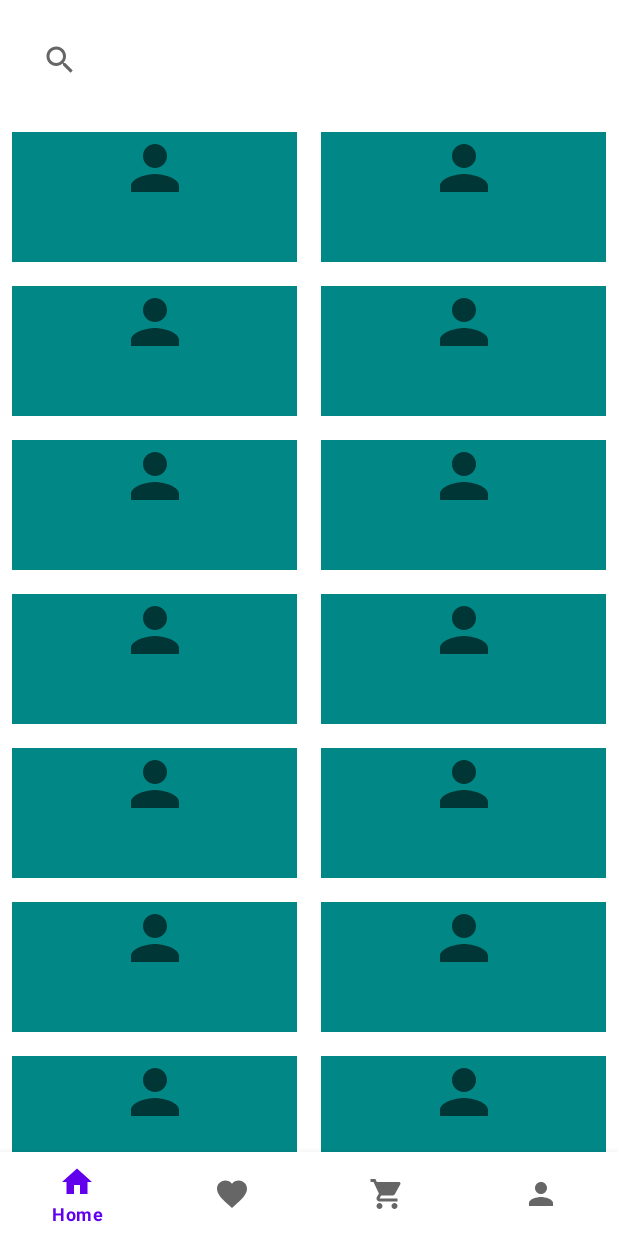
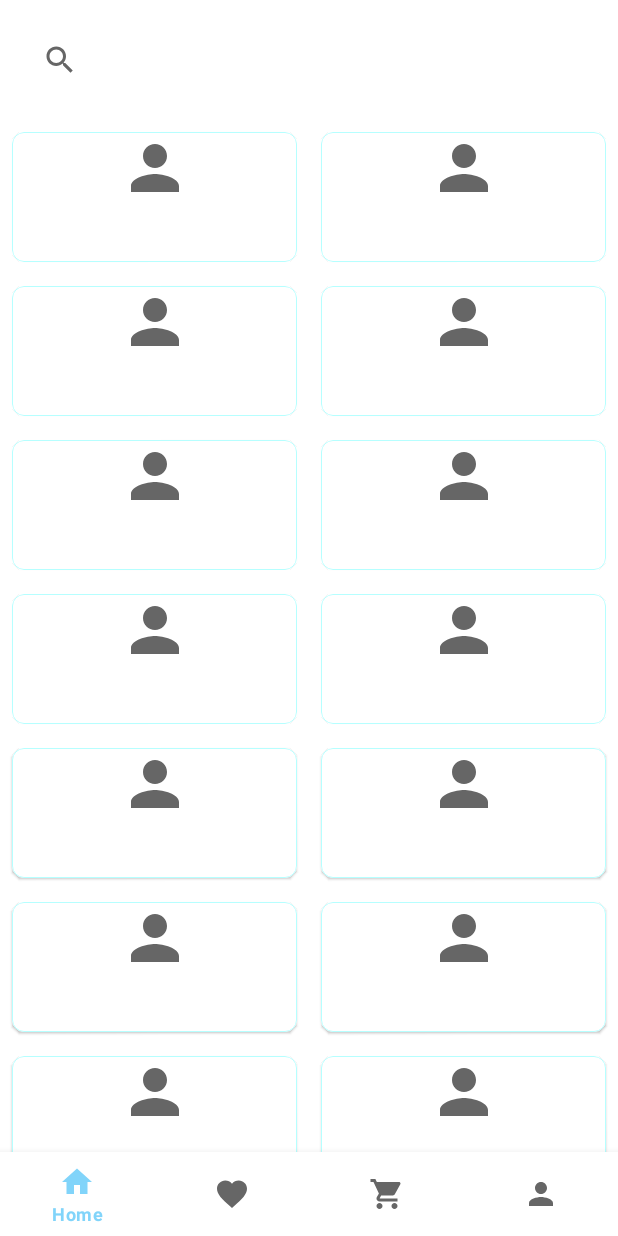
Before and after one commit to i-Buy/iBuy, an Android app: the screen it shows after launch (MainActivity), on a phone screen of 412 x 824 dp. Run offline under Robolectric (Android 15) with nearby library versions, the phone set to English and light mode, and no system bars; our stand-ins replace data binding, navigation-ui.

Commit message:
colors changed

```diff
--- a/app/src/main/res/layout/item_product.xml
+++ b/app/src/main/res/layout/item_product.xml
@@ -1,10 +1,17 @@
 <?xml version="1.0" encoding="utf-8"?>
-<androidx.constraintlayout.widget.ConstraintLayout xmlns:android="http://schemas.android.com/apk/res/android"
+<com.google.android.material.card.MaterialCardView xmlns:android="http://schemas.android.com/apk/res/android"
     xmlns:app="http://schemas.android.com/apk/res-auto"
     xmlns:tools="http://schemas.android.com/tools"
     android:layout_width="match_parent"
-    android:layout_margin="8dp"
-    android:background="@color/teal_700"
+    android:layout_height="wrap_content"
+    app:cardCornerRadius="8dp"
+    android:elevation="4dp"
+    app:strokeColor="@color/primaryLightColor"
+    app:strokeWidth="0.5dp"
+    android:layout_margin="8dp">
+
+    <androidx.constraintlayout.widget.ConstraintLayout
+        android:layout_width="match_parent"
         android:layout_height="wrap_content">
 
         <ImageView
@@ -36,3 +43,5 @@
             tools:text="23.99₺" />
 
     </androidx.constraintlayout.widget.ConstraintLayout>
+
+</com.google.android.material.card.MaterialCardView>
--- a/app/src/main/res/values/colors.xml
+++ b/app/src/main/res/values/colors.xml
@@ -7,4 +7,12 @@
     <color name="teal_700">#FF018786</color>
     <color name="black">#FF000000</color>
     <color name="white">#FFFFFFFF</color>
+
+    <color name="primaryColor">#81d4fa</color>
+    <color name="primaryLightColor">#b6ffff</color>
+    <color name="primaryDarkColor">#4ba3c7</color>
+    <color name="secondaryColor">#b3e5fc</color>
+    <color name="secondaryLightColor">#e6ffff</color>
+    <color name="secondaryDarkColor">#82b3c9</color>
+    <color name="textColor">#000000</color>
 </resources>
--- a/app/src/main/res/values/themes.xml
+++ b/app/src/main/res/values/themes.xml
@@ -2,13 +2,13 @@
     <!-- Base application theme. -->
     <style name="Theme.IBuy" parent="Theme.MaterialComponents.DayNight.NoActionBar">
         <!-- Primary brand color. -->
-        <item name="colorPrimary">@color/purple_500</item>
-        <item name="colorPrimaryVariant">@color/purple_700</item>
-        <item name="colorOnPrimary">@color/white</item>
+        <item name="colorPrimary">@color/primaryColor</item>
+        <item name="colorPrimaryVariant">@color/primaryDarkColor</item>
+        <item name="colorOnPrimary">@color/primaryLightColor</item>
         <!-- Secondary brand color. -->
-        <item name="colorSecondary">@color/teal_200</item>
-        <item name="colorSecondaryVariant">@color/teal_700</item>
-        <item name="colorOnSecondary">@color/black</item>
+        <item name="colorSecondary">@color/secondaryColor</item>
+        <item name="colorSecondaryVariant">@color/secondaryDarkColor</item>
+        <item name="colorOnSecondary">@color/secondaryLightColor</item>
         <!-- Status bar color. -->
         <item name="android:statusBarColor" tools:targetApi="l">?attr/colorPrimaryVariant</item>
         <!-- Customize your theme here. -->
```
Lines whose indentation alone changed are shown as unchanged.
